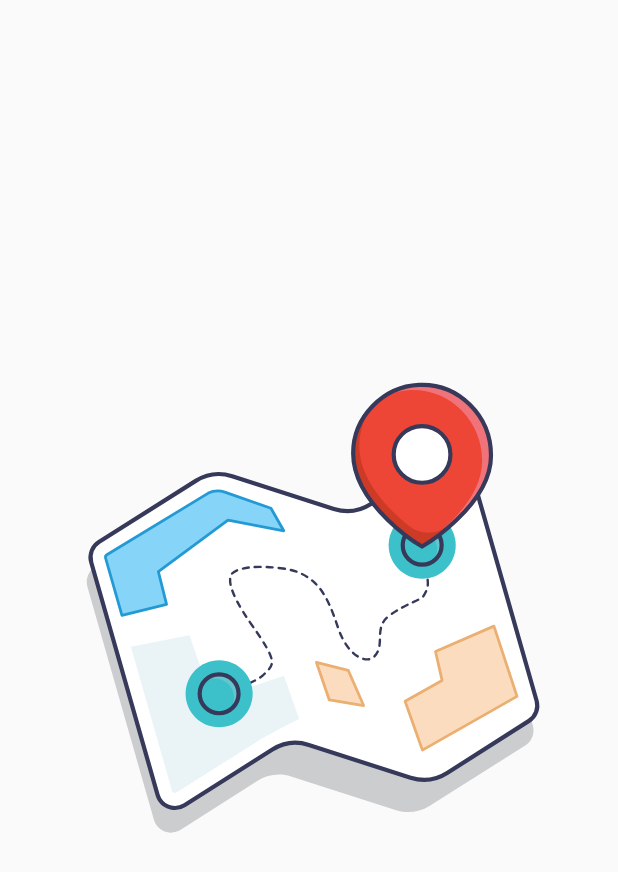
After one commit to leonwongdev/SportsFacilitiesFinderHK-Android, an Android app: the SplashScreen screen opened directly, with no data from a screen before it, on a phone screen of 412 x 824 dp. The commit adds this screen. Shown: the top 872 px of the screen. Run offline under Robolectric (Android 15) with nearby library versions, the phone set to English and light mode, and no system bars.

Commit message:
Add splash screen

```diff
--- a/app/build.gradle
+++ b/app/build.gradle
@@ -29,11 +29,18 @@ android {
 }
 
 dependencies {
-
     implementation 'androidx.appcompat:appcompat:1.3.1'
     implementation 'com.google.android.material:material:1.4.0'
     implementation 'androidx.constraintlayout:constraintlayout:2.1.1'
     testImplementation 'junit:junit:4.+'
     androidTestImplementation 'androidx.test.ext:junit:1.1.3'
     androidTestImplementation 'androidx.test.espresso:espresso-core:3.4.0'
+
+    //Newly added dependencies
+
+    //Animation
+    implementation 'com.airbnb.android:lottie:4.2.2' // animation
+    //Glide for image
+    implementation 'com.github.bumptech.glide:glide:4.12.0'
+    annotationProcessor 'com.github.bumptech.glide:compiler:4.12.0'
 }
--- a/app/src/main/AndroidManifest.xml
+++ b/app/src/main/AndroidManifest.xml
@@ -9,13 +9,18 @@
         android:roundIcon="@mipmap/ic_launcher_round"
         android:supportsRtl="true"
         android:theme="@style/Theme.SportsFacilitiesFinderHK">
-        <activity android:name=".MainActivity">
+        <activity
+            android:name=".SplashScreen"
+            android:exported="true"
+            android:theme="@style/SplashScreen">
             <intent-filter>
                 <action android:name="android.intent.action.MAIN" />
 
                 <category android:name="android.intent.category.LAUNCHER" />
             </intent-filter>
         </activity>
+        <activity android:name=".MainActivity">
+        </activity>
     </application>
 
 </manifest>
--- /dev/null
+++ b/app/src/main/java/com/example/sportsfacilitiesfinderhk/SplashScreen.java
@@ -0,0 +1,45 @@
+package com.example.sportsfacilitiesfinderhk;
+
+import androidx.appcompat.app.AppCompatActivity;
+
+import android.animation.Animator;
+import android.content.Intent;
+import android.os.Bundle;
+import android.util.Log;
+
+import com.airbnb.lottie.LottieAnimationView;
+import com.airbnb.lottie.utils.LottieValueAnimator;
+
+public class SplashScreen extends AppCompatActivity {
+    LottieAnimationView lottieAnimationView;
+
+    @Override
+    protected void onCreate(Bundle savedInstanceState) {
+        super.onCreate(savedInstanceState);
+        setContentView(R.layout.activity_splash_screen);
+        lottieAnimationView = findViewById(R.id.lottie_splash_ani_view);
+        lottieAnimationView.setSpeed(2.0f);
+        lottieAnimationView.addAnimatorListener(new Animator.AnimatorListener() {
+            @Override
+            public void onAnimationStart(Animator animation) {
+
+            }
+
+            @Override
+            public void onAnimationEnd(Animator animation) {
+                startActivity(new Intent(getApplicationContext(), MainActivity.class));
+            }
+
+            @Override
+            public void onAnimationCancel(Animator animation) {
+
+            }
+
+            @Override
+            public void onAnimationRepeat(Animator animation) {
+
+            }
+        });
+
+    }
+}
--- /dev/null
+++ b/app/src/main/res/layout/activity_splash_screen.xml
@@ -0,0 +1,19 @@
+<?xml version="1.0" encoding="utf-8"?>
+<RelativeLayout xmlns:android="http://schemas.android.com/apk/res/android"
+    xmlns:app="http://schemas.android.com/apk/res-auto"
+    xmlns:tools="http://schemas.android.com/tools"
+    android:layout_width="match_parent"
+    android:layout_height="match_parent"
+    tools:context=".SplashScreen">
+
+    <com.airbnb.lottie.LottieAnimationView
+        android:layout_width="400dp"
+        android:layout_height="400dp"
+        android:layout_centerInParent="true"
+        app:lottie_autoPlay="true"
+        android:id="@+id/lottie_splash_ani_view"
+        app:lottie_rawRes="@raw/map_animation">
+
+    </com.airbnb.lottie.LottieAnimationView>
+
+</RelativeLayout>
--- a/app/src/main/res/values/themes.xml
+++ b/app/src/main/res/values/themes.xml
@@ -13,4 +13,7 @@
         <item name="android:statusBarColor" tools:targetApi="l">?attr/colorPrimaryVariant</item>
         <!-- Customize your theme here. -->
     </style>
+
+    <style name="SplashScreen" parent="Theme.AppCompat.Light.NoActionBar">
+    </style>
 </resources>
```
Also changed, not shown: app/src/main/res/raw/map_animation.json (added, +1 -0 lines).
